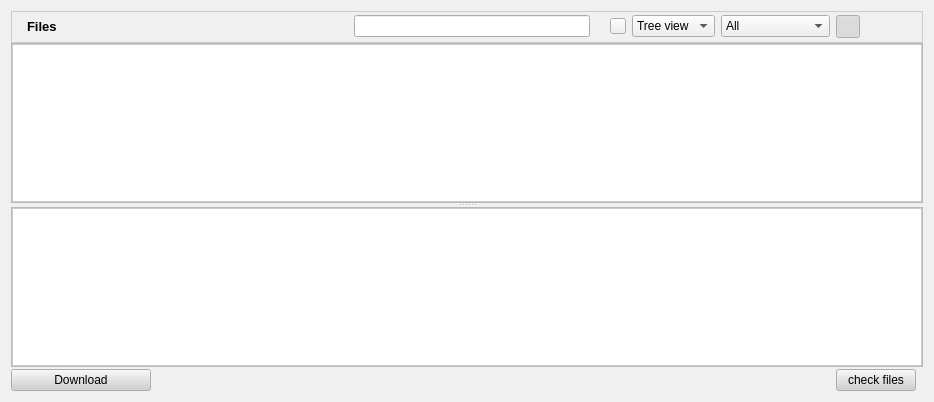
RetroShare/RetroShare, file retroshare-gui/src/gui/SharedFilesDialog.ui: the form before one commit.
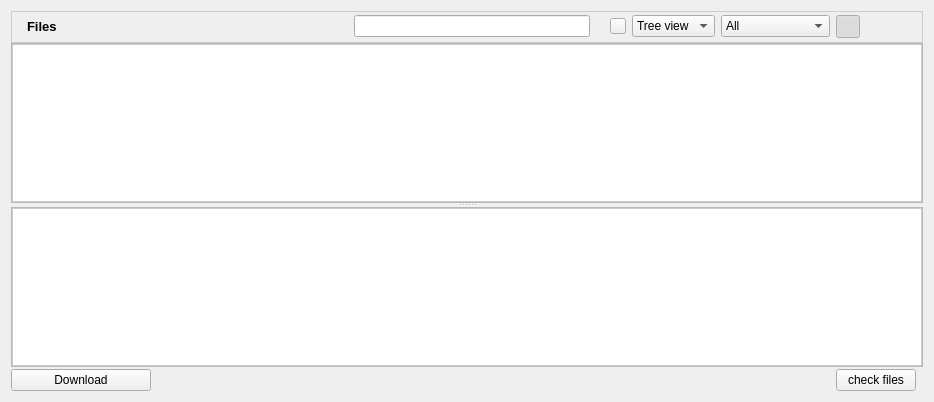
The form after the commit. Icons and pictures are not drawn.

```diff
--- a/retroshare-gui/src/gui/SharedFilesDialog.ui
+++ b/retroshare-gui/src/gui/SharedFilesDialog.ui
@@ -10,484 +10,6 @@
     <height>402</height>
    </rect>
   </property>
-  <property name="sizePolicy">
-   <sizepolicy hsizetype="Expanding" vsizetype="Expanding">
-    <horstretch>0</horstretch>
-    <verstretch>0</verstretch>
-   </sizepolicy>
-  </property>
-  <property name="palette">
-   <palette>
-    <active>
-     <colorrole role="WindowText">
-      <brush brushstyle="SolidPattern">
-       <color alpha="255">
-        <red>0</red>
-        <green>0</green>
-        <blue>0</blue>
-       </color>
-      </brush>
-     </colorrole>
-     <colorrole role="Button">
-      <brush brushstyle="SolidPattern">
-       <color alpha="255">
-        <red>208</red>
-        <green>208</green>
-        <blue>208</blue>
-       </color>
-      </brush>
-     </colorrole>
-     <colorrole role="Light">
-      <brush brushstyle="SolidPattern">
-       <color alpha="255">
-        <red>255</red>
-        <green>255</green>
-        <blue>255</blue>
-       </color>
-      </brush>
-     </colorrole>
-     <colorrole role="Midlight">
-      <brush brushstyle="SolidPattern">
-       <color alpha="255">
-        <red>247</red>
-        <green>247</green>
-        <blue>247</blue>
-       </color>
-      </brush>
-     </colorrole>
-     <colorrole role="Dark">
-      <brush brushstyle="SolidPattern">
-       <color alpha="255">
-        <red>104</red>
-        <green>104</green>
-        <blue>104</blue>
-       </color>
-      </brush>
-     </colorrole>
-     <colorrole role="Mid">
-      <brush brushstyle="SolidPattern">
-       <color alpha="255">
-        <red>139</red>
-        <green>139</green>
-        <blue>139</blue>
-       </color>
-      </brush>
-     </colorrole>
-     <colorrole role="Text">
-      <brush brushstyle="SolidPattern">
-       <color alpha="255">
-        <red>0</red>
-        <green>0</green>
-        <blue>0</blue>
-       </color>
-      </brush>
-     </colorrole>
-     <colorrole role="BrightText">
-      <brush brushstyle="SolidPattern">
-       <color alpha="255">
-        <red>255</red>
-        <green>255</green>
-        <blue>255</blue>
-       </color>
-      </brush>
-     </colorrole>
-     <colorrole role="ButtonText">
-      <brush brushstyle="SolidPattern">
-       <color alpha="255">
-        <red>0</red>
-        <green>0</green>
-        <blue>0</blue>
-       </color>
-      </brush>
-     </colorrole>
-     <colorrole role="Base">
-      <brush brushstyle="SolidPattern">
-       <color alpha="255">
-        <red>255</red>
-        <green>255</green>
-        <blue>255</blue>
-       </color>
-      </brush>
-     </colorrole>
-     <colorrole role="Window">
-      <brush brushstyle="SolidPattern">
-       <color alpha="255">
-        <red>240</red>
-        <green>240</green>
-        <blue>240</blue>
-       </color>
-      </brush>
-     </colorrole>
-     <colorrole role="Shadow">
-      <brush brushstyle="SolidPattern">
-       <color alpha="255">
-        <red>0</red>
-        <green>0</green>
-        <blue>0</blue>
-       </color>
-      </brush>
-     </colorrole>
-     <colorrole role="Highlight">
-      <brush brushstyle="SolidPattern">
-       <color alpha="255">
-        <red>0</red>
-        <green>0</green>
-        <blue>128</blue>
-       </color>
-      </brush>
-     </colorrole>
-     <colorrole role="HighlightedText">
-      <brush brushstyle="SolidPattern">
-       <color alpha="255">
-        <red>255</red>
-        <green>255</green>
-        <blue>255</blue>
-       </color>
-      </brush>
-     </colorrole>
-     <colorrole role="Link">
-      <brush brushstyle="SolidPattern">
-       <color alpha="255">
-        <red>0</red>
-        <green>0</green>
-        <blue>255</blue>
-       </color>
-      </brush>
-     </colorrole>
-     <colorrole role="LinkVisited">
-      <brush brushstyle="SolidPattern">
-       <color alpha="255">
-        <red>255</red>
-        <green>0</green>
-        <blue>255</blue>
-       </color>
-      </brush>
-     </colorrole>
-     <colorrole role="AlternateBase">
-      <brush brushstyle="SolidPattern">
-       <color alpha="255">
-        <red>231</red>
-        <green>231</green>
-        <blue>231</blue>
-       </color>
-      </brush>
-     </colorrole>
-    </active>
-    <inactive>
-     <colorrole role="WindowText">
-      <brush brushstyle="SolidPattern">
-       <color alpha="255">
-        <red>0</red>
-        <green>0</green>
-        <blue>0</blue>
-       </color>
-      </brush>
-     </colorrole>
-     <colorrole role="Button">
-      <brush brushstyle="SolidPattern">
-       <color alpha="255">
-        <red>208</red>
-        <green>208</green>
-        <blue>208</blue>
-       </color>
-      </brush>
-     </colorrole>
-     <colorrole role="Light">
-      <brush brushstyle="SolidPattern">
-       <color alpha="255">
-        <red>255</red>
-        <green>255</green>
-        <blue>255</blue>
-       </color>
-      </brush>
-     </colorrole>
-     <colorrole role="Midlight">
-      <brush brushstyle="SolidPattern">
-       <color alpha="255">
-        <red>247</red>
-        <green>247</green>
-        <blue>247</blue>
-       </color>
-      </brush>
-     </colorrole>
-     <colorrole role="Dark">
-      <brush brushstyle="SolidPattern">
-       <color alpha="255">
-        <red>104</red>
-        <green>104</green>
-        <blue>104</blue>
-       </color>
-      </brush>
-     </colorrole>
-     <colorrole role="Mid">
-      <brush brushstyle="SolidPattern">
-       <color alpha="255">
-        <red>139</red>
-        <green>139</green>
-        <blue>139</blue>
-       </color>
-      </brush>
-     </colorrole>
-     <colorrole role="Text">
-      <brush brushstyle="SolidPattern">
-       <color alpha="255">
-        <red>0</red>
-        <green>0</green>
-        <blue>0</blue>
-       </color>
-      </brush>
-     </colorrole>
-     <colorrole role="BrightText">
-      <brush brushstyle="SolidPattern">
-       <color alpha="255">
-        <red>255</red>
-        <green>255</green>
-        <blue>255</blue>
-       </color>
-      </brush>
-     </colorrole>
-     <colorrole role="ButtonText">
-      <brush brushstyle="SolidPattern">
-       <color alpha="255">
-        <red>0</red>
-        <green>0</green>
-        <blue>0</blue>
-       </color>
-      </brush>
-     </colorrole>
-     <colorrole role="Base">
-      <brush brushstyle="SolidPattern">
-       <color alpha="255">
-        <red>255</red>
-        <green>255</green>
-        <blue>255</blue>
-       </color>
-      </brush>
-     </colorrole>
-     <colorrole role="Window">
-      <brush brushstyle="SolidPattern">
-       <color alpha="255">
-        <red>240</red>
-        <green>240</green>
-        <blue>240</blue>
-       </color>
-      </brush>
-     </colorrole>
-     <colorrole role="Shadow">
-      <brush brushstyle="SolidPattern">
-       <color alpha="255">
-        <red>0</red>
-        <green>0</green>
-        <blue>0</blue>
-       </color>
-      </brush>
-     </colorrole>
-     <colorrole role="Highlight">
-      <brush brushstyle="SolidPattern">
-       <color alpha="255">
-        <red>192</red>
-        <green>192</green>
-        <blue>192</blue>
-       </color>
-      </brush>
-     </colorrole>
-     <colorrole role="HighlightedText">
-      <brush brushstyle="SolidPattern">
-       <color alpha="255">
-        <red>0</red>
-        <green>0</green>
-        <blue>0</blue>
-       </color>
-      </brush>
-     </colorrole>
-     <colorrole role="Link">
-      <brush brushstyle="SolidPattern">
-       <color alpha="255">
-        <red>0</red>
-        <green>0</green>
-        <blue>255</blue>
-       </color>
-      </brush>
-     </colorrole>
-     <colorrole role="LinkVisited">
-      <brush brushstyle="SolidPattern">
-       <color alpha="255">
-        <red>255</red>
-        <green>0</green>
-        <blue>255</blue>
-       </color>
-      </brush>
-     </colorrole>
-     <colorrole role="AlternateBase">
-      <brush brushstyle="SolidPattern">
-       <color alpha="255">
-        <red>231</red>
-        <green>231</green>
-        <blue>231</blue>
-       </color>
-      </brush>
-     </colorrole>
-    </inactive>
-    <disabled>
-     <colorrole role="WindowText">
-      <brush brushstyle="SolidPattern">
-       <color alpha="255">
-        <red>104</red>
-        <green>104</green>
-        <blue>104</blue>
-       </color>
-      </brush>
-     </colorrole>
-     <colorrole role="Button">
-      <brush brushstyle="SolidPattern">
-       <color alpha="255">
-        <red>208</red>
-        <green>208</green>
-        <blue>208</blue>
-       </color>
-      </brush>
-     </colorrole>
-     <colorrole role="Light">
-      <brush brushstyle="SolidPattern">
-       <color alpha="255">
-        <red>255</red>
-        <green>255</green>
-        <blue>255</blue>
-       </color>
-      </brush>
-     </colorrole>
-     <colorrole role="Midlight">
-      <brush brushstyle="SolidPattern">
-       <color alpha="255">
-        <red>247</red>
-        <green>247</green>
-        <blue>247</blue>
-       </color>
-      </brush>
-     </colorrole>
-     <colorrole role="Dark">
-      <brush brushstyle="SolidPattern">
-       <color alpha="255">
-        <red>104</red>
-        <green>104</green>
-        <blue>104</blue>
-       </color>
-      </brush>
-     </colorrole>
-     <colorrole role="Mid">
-      <brush brushstyle="SolidPattern">
-       <color alpha="255">
-        <red>139</red>
-        <green>139</green>
-        <blue>139</blue>
-       </color>
-      </brush>
-     </colorrole>
-     <colorrole role="Text">
-      <brush brushstyle="SolidPattern">
-       <color alpha="255">
-        <red>104</red>
-        <green>104</green>
-        <blue>104</blue>
-       </color>
-      </brush>
-     </colorrole>
-     <colorrole role="BrightText">
-      <brush brushstyle="SolidPattern">
-       <color alpha="255">
-        <red>255</red>
-        <green>255</green>
-        <blue>255</blue>
-       </color>
-      </brush>
-     </colorrole>
-     <colorrole role="ButtonText">
-      <brush brushstyle="SolidPattern">
-       <color alpha="255">
-        <red>104</red>
-        <green>104</green>
-        <blue>104</blue>
-       </color>
-      </brush>
-     </colorrole>
-     <colorrole role="Base">
-      <brush brushstyle="SolidPattern">
-       <color alpha="255">
-        <red>240</red>
-        <green>240</green>
-        <blue>240</blue>
-       </color>
-      </brush>
-     </colorrole>
-     <colorrole role="Window">
-      <brush brushstyle="SolidPattern">
-       <color alpha="255">
-        <red>240</red>
-        <green>240</green>
-        <blue>240</blue>
-       </color>
-      </brush>
-     </colorrole>
-     <colorrole role="Shadow">
-      <brush brushstyle="SolidPattern">
-       <color alpha="255">
-        <red>0</red>
-        <green>0</green>
-        <blue>0</blue>
-       </color>
-      </brush>
-     </colorrole>
-     <colorrole role="Highlight">
-      <brush brushstyle="SolidPattern">
-       <color alpha="255">
-        <red>0</red>
-        <green>0</green>
-        <blue>128</blue>
-       </color>
-      </brush>
-     </colorrole>
-     <colorrole role="HighlightedText">
-      <brush brushstyle="SolidPattern">
-       <color alpha="255">
-        <red>255</red>
-        <green>255</green>
-        <blue>255</blue>
-       </color>
-      </brush>
-     </colorrole>
-     <colorrole role="Link">
-      <brush brushstyle="SolidPattern">
-       <color alpha="255">
-        <red>0</red>
-        <green>0</green>
-        <blue>255</blue>
-       </color>
-      </brush>
-     </colorrole>
-     <colorrole role="LinkVisited">
-      <brush brushstyle="SolidPattern">
-       <color alpha="255">
-        <red>255</red>
-        <green>0</green>
-        <blue>255</blue>
-       </color>
-      </brush>
-     </colorrole>
-     <colorrole role="AlternateBase">
-      <brush brushstyle="SolidPattern">
-       <color alpha="255">
-        <red>231</red>
-        <green>231</green>
-        <blue>231</blue>
-       </color>
-      </brush>
-     </colorrole>
-    </disabled>
-   </palette>
-  </property>
-  <property name="contextMenuPolicy">
-   <enum>Qt::NoContextMenu</enum>
-  </property>
   <layout class="QGridLayout" name="gridLayout_5">
    <property name="verticalSpacing">
     <number>0</number>
```
